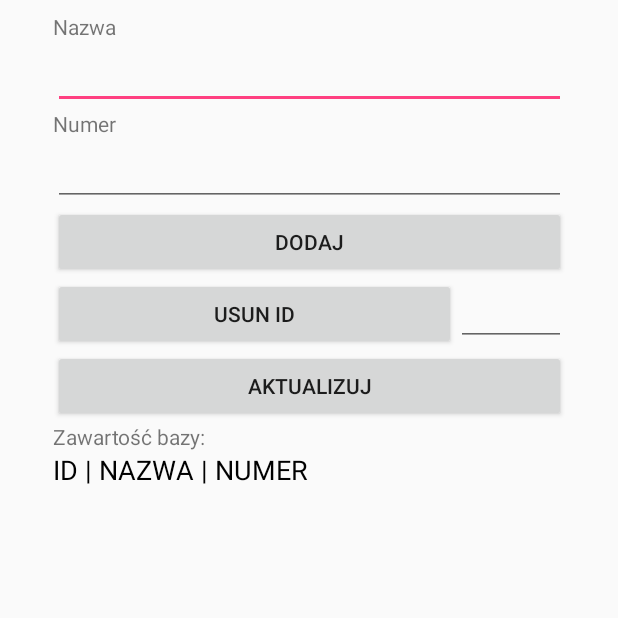
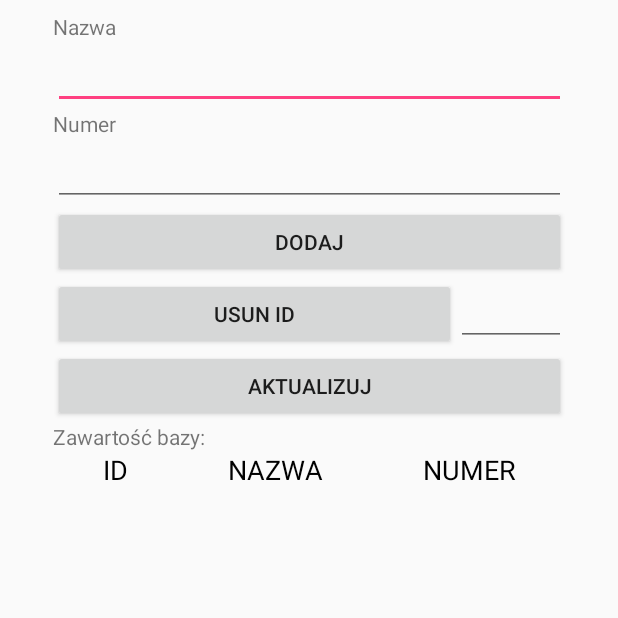
Before and after one commit to devkrzyzanowski/LaboratoriumAndroidStudioCw2, an Android app: the screen it shows after launch (MainActivity), after a tap on "AKTUALIZUJ", on a phone screen of 412 x 824 dp, the top half of it. Run offline under Robolectric (Android 15) with nearby library versions, the phone set to English and light mode, and no system bars; libraries missing offline, so code that uses them is left out: com.orm; 4 statements that could not run were skipped.

Commit message:
addScrollView

```diff
--- a/app/src/main/java/mkrzyzanowski/pl/laboratoriumandroidstudiocw2/Kontakt.java
+++ b/app/src/main/java/mkrzyzanowski/pl/laboratoriumandroidstudiocw2/Kontakt.java
@@ -24,12 +24,10 @@ public class Kontakt extends SugarRecord {
         }
     }
 
-    public String getFullKontakt(){
-        if (!nazwa.equals("") || !numer.equals("")) {
-
-            return this.getId() + " | " + notNull(nazwa) + " | " + notNull(numer) + "\n";
-        } else {
-            return "";
-        }
+    public String getNazwa(){
+        return notNull(nazwa);
+    }
+    public String getNumer(){
+        return notNull(numer);
     }
 }
--- a/app/src/main/java/mkrzyzanowski/pl/laboratoriumandroidstudiocw2/MainActivity.java
+++ b/app/src/main/java/mkrzyzanowski/pl/laboratoriumandroidstudiocw2/MainActivity.java
@@ -4,7 +4,6 @@ import android.content.DialogInterface;
 import android.support.v7.app.AlertDialog;
 import android.support.v7.app.AppCompatActivity;
 import android.os.Bundle;
-import android.text.method.ScrollingMovementMethod;
 import android.view.View;
 import android.widget.EditText;
 import android.widget.TextView;
@@ -13,14 +12,15 @@ import com.orm.SchemaGenerator;
 import com.orm.SugarContext;
 import com.orm.SugarDb;
 
-import java.util.List;
-
 public class MainActivity extends AppCompatActivity {
 
     EditText nazwaText;
     EditText numerText;
     EditText delNumer;
-    TextView textBox;
+
+    TextView textID;
+    TextView textNAZWA;
+    TextView textNUMER;
 
 
     @Override
@@ -29,9 +29,13 @@ public class MainActivity extends AppCompatActivity {
         setContentView(R.layout.activity_main);
         nazwaText = findViewById(R.id.nazwaText);
         numerText = findViewById(R.id.numerText);
-        textBox = findViewById(R.id.textBox);
+        textID = findViewById(R.id.textID);
+        textNAZWA = findViewById(R.id.textNAZWA);
+        textNUMER = findViewById(R.id.textNUMER);
+
+
         delNumer = findViewById(R.id.delNumer);
-        textBox.setMovementMethod(new ScrollingMovementMethod());
+
         SugarContext.init(this);
         SchemaGenerator schemaGenerator = new SchemaGenerator(this);
         schemaGenerator.createDatabase(new SugarDb(this).getDB());
@@ -61,11 +65,18 @@ public class MainActivity extends AppCompatActivity {
         alertDialog.show();
     }
     public void updateData(View view){
-        String text = "";
+        String textIDs = "";
+        String textNAZWAs = "";
+        String textNUMERs = "";
+
         for (Kontakt k : Kontakt.listAll(Kontakt.class)){
-            text += k.getFullKontakt();
+            textIDs += k.getId().toString() + "\n";
+            textNAZWAs += k.getNazwa() + "\n";
+            textNUMERs += k.getNumer() + "\n";
         }
-        textBox.setText(text);
+        textID.setText(textIDs);
+        textNAZWA.setText(textNAZWAs);
+        textNUMER.setText(textNUMERs);
     }
 
     public void removeData(View view){
--- a/app/src/main/res/layout/activity_main.xml
+++ b/app/src/main/res/layout/activity_main.xml
@@ -86,20 +86,78 @@
             android:layout_height="wrap_content"
             android:text="@string/zawarto_bazy" />
 
-        <TextView
+        <LinearLayout
             android:layout_width="match_parent"
             android:layout_height="wrap_content"
-            android:text="ID | NAZWA | NUMER"
-            android:textColor="@android:color/black"
-            android:textSize="18sp" />
+            android:orientation="horizontal">
 
-        <TextView
-            android:id="@+id/textBox"
+            <TextView
+                android:layout_width="wrap_content"
+                android:layout_height="wrap_content"
+                android:layout_weight="1"
+                android:gravity="center_horizontal"
+                android:text="ID"
+                android:textColor="@android:color/black"
+                android:textSize="18sp" />
+
+            <TextView
+                android:layout_width="wrap_content"
+                android:layout_height="wrap_content"
+                android:layout_weight="1"
+                android:gravity="center_horizontal"
+                android:text="NAZWA"
+                android:textColor="@android:color/black"
+                android:textSize="18sp" />
+
+            <TextView
+                android:id="@+id/textView2"
+                android:layout_width="wrap_content"
+                android:layout_height="wrap_content"
+                android:layout_weight="1"
+                android:gravity="center_horizontal"
+                android:text="NUMER"
+                android:textColor="@android:color/black"
+                android:textSize="18sp" />
+        </LinearLayout>
+
+        <LinearLayout
             android:layout_width="match_parent"
-            android:layout_height="wrap_content"
-            android:scrollbars="vertical"
-            android:text="TextView"
-            android:textSize="18sp" />
+            android:layout_height="match_parent"
+            android:orientation="vertical">
+
+            <ScrollView
+                android:layout_width="match_parent"
+                android:layout_height="match_parent">
+
+                <LinearLayout
+                    android:layout_width="match_parent"
+                    android:layout_height="wrap_content"
+                    android:orientation="horizontal">
+
+                    <TextView
+                        android:id="@+id/textID"
+                        android:layout_width="wrap_content"
+                        android:layout_height="wrap_content"
+                        android:layout_weight="1"
+                        android:gravity="center_horizontal" />
+
+                    <TextView
+                        android:id="@+id/textNAZWA"
+                        android:layout_width="wrap_content"
+                        android:layout_height="wrap_content"
+                        android:layout_weight="1"
+                        android:gravity="center_horizontal" />
+
+                    <TextView
+                        android:id="@+id/textNUMER"
+                        android:layout_width="wrap_content"
+                        android:layout_height="wrap_content"
+                        android:layout_weight="1"
+                        android:gravity="center_horizontal" />
+                </LinearLayout>
+            </ScrollView>
+
+        </LinearLayout>
 
     </LinearLayout>
 </android.support.constraint.ConstraintLayout>
```
